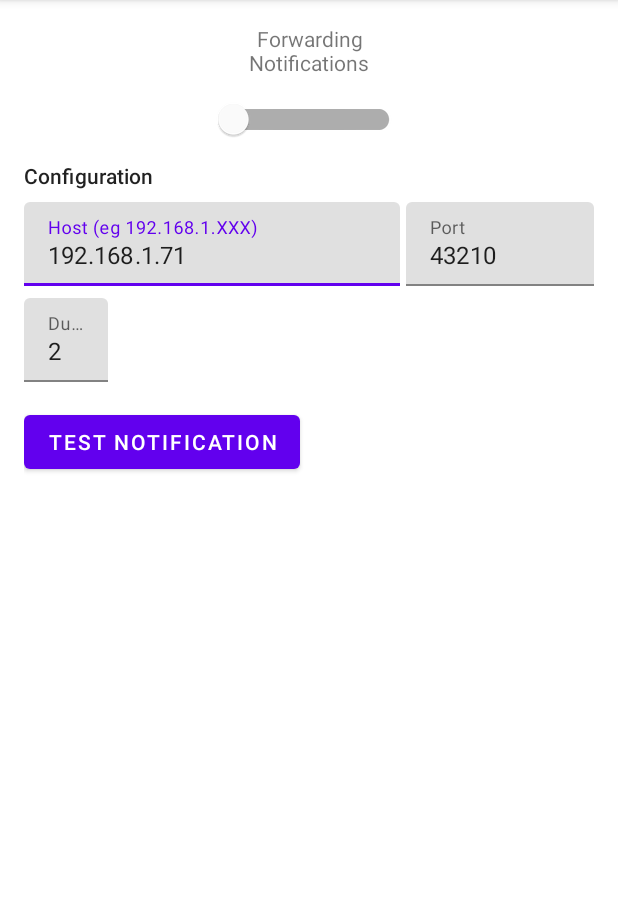
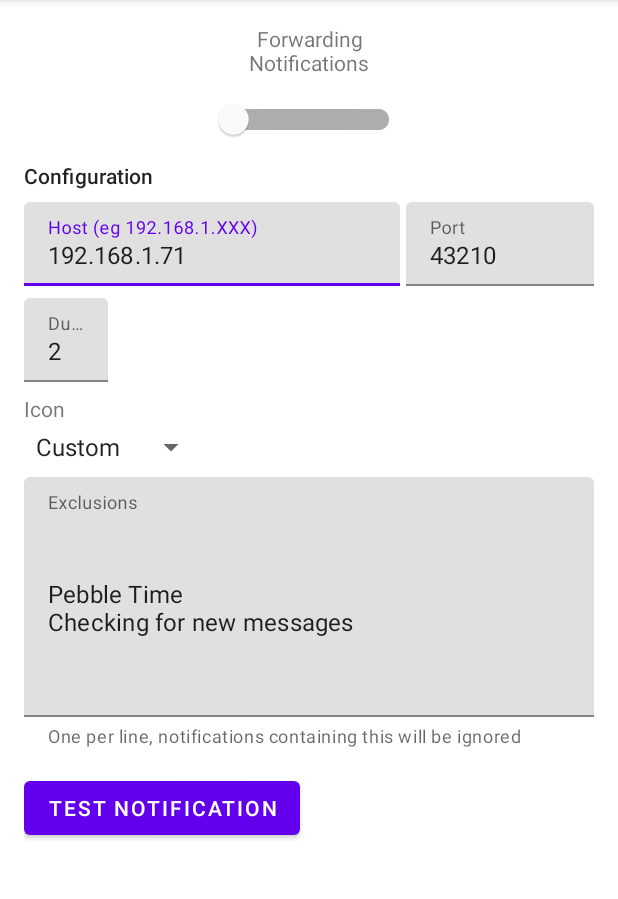
Before and after one commit to jonreeve/NotifyXso, an Android app: the screen it shows after launch (MainActivity), on a phone screen of 412 x 824 dp, the part 84-983 px from its top. Run offline under Robolectric (Android 15) with nearby library versions, the phone set to English and light mode, and no system bars; 4 statements that could not run were skipped.

Commit message:
Add preferred icon selection and exclusions to config UI

```diff
--- a/app/build.gradle
+++ b/app/build.gradle
@@ -37,6 +37,8 @@ dependencies {
     implementation project(":server-data")
 
     implementation "org.jetbrains.kotlin:kotlin-stdlib:$kotlin_version"
+    implementation "org.jetbrains.kotlin:kotlin-reflect:1.4.32"
+
     implementation 'androidx.core:core-ktx:1.3.2'
     implementation 'androidx.appcompat:appcompat:1.2.0'
     implementation 'androidx.constraintlayout:constraintlayout:2.0.4'
--- a/app/src/main/java/com/wasabicode/notificationstoxso/app/Configuration.kt
+++ b/app/src/main/java/com/wasabicode/notificationstoxso/app/Configuration.kt
@@ -1,8 +1,16 @@
 package com.wasabicode.notificationstoxso.app
+
+import com.wasabicode.notificationstoxso.server.types.MyNotification
+import kotlin.reflect.KClass
 
 class Configuration {
     var enabled: Boolean = false
     var host: String = "192.168.1.71"
     var port: Int = 43210
     var durationSecs: Float = 2.0f
+    var exclusions: List<String> = listOf(
+        "Pebble Time",
+        "Checking for new messages",
+    )
+    var preferredIcon: KClass<out MyNotification.Icon> = MyNotification.Icon.Custom::class
 }
--- a/app/src/main/java/com/wasabicode/notificationstoxso/app/MainActivity.kt
+++ b/app/src/main/java/com/wasabicode/notificationstoxso/app/MainActivity.kt
@@ -4,13 +4,17 @@ import android.app.NotificationChannel
 import android.app.NotificationManager
 import android.os.Build
 import android.os.Bundle
+import android.view.View
+import android.widget.AdapterView
 import android.widget.Button
 import android.widget.EditText
+import android.widget.Spinner
 import androidx.appcompat.app.AppCompatActivity
 import androidx.appcompat.widget.SwitchCompat
 import androidx.core.app.NotificationCompat
 import androidx.core.app.NotificationManagerCompat
 import androidx.core.widget.doAfterTextChanged
+import com.wasabicode.notificationstoxso.server.types.MyNotification
 import java.text.DecimalFormat
 
 class MainActivity : AppCompatActivity(R.layout.activity_main) {
@@ -22,6 +26,8 @@ class MainActivity : AppCompatActivity(R.layout.activity_main) {
     private lateinit var editTextHost: EditText
     private lateinit var editTextPort: EditText
     private lateinit var editTextDuration: EditText
+    private lateinit var iconSpinner: Spinner
+    private lateinit var editTextExclusions: EditText
     private lateinit var testNotificationButton: Button
 
     private val enableOnStartArg by lazy { intent.getBooleanExtra(EXTRA_ENABLE_ON_START, false) }
@@ -52,6 +58,8 @@ class MainActivity : AppCompatActivity(R.layout.activity_main) {
         editTextHost = findViewById(R.id.edit_text_host)
         editTextPort = findViewById(R.id.edit_text_port)
         editTextDuration = findViewById(R.id.edit_text_duration)
+        iconSpinner = findViewById(R.id.notification_icon_spinner)
+        editTextExclusions = findViewById(R.id.edit_text_exclusions)
         testNotificationButton = findViewById(R.id.create_notification_button)
     }
 
@@ -60,6 +68,8 @@ class MainActivity : AppCompatActivity(R.layout.activity_main) {
         editTextHost.setText(config.host)
         editTextPort.setText(config.port.toString())
         editTextDuration.setText(decimalFormat.format(config.durationSecs))
+        iconSpinner.setSelection(3)
+        editTextExclusions.setText(config.exclusions.joinToString(separator = "\n"))
     }
 
     private fun initListeners() {
@@ -75,6 +85,23 @@ class MainActivity : AppCompatActivity(R.layout.activity_main) {
             runCatching { decimalFormat.parse(it.toString()) }.getOrNull()?.toFloat()?.let {
                 config.durationSecs = it
             }
+        }
+        iconSpinner.onItemSelectedListener = object : AdapterView.OnItemSelectedListener {
+            override fun onItemSelected(parent: AdapterView<*>?, view: View?, position: Int, id: Long) {
+                config.preferredIcon = when (position) {
+                    1 -> MyNotification.Icon.Warning::class
+                    2 -> MyNotification.Icon.Error::class
+                    3 -> MyNotification.Icon.Custom::class
+                    else -> MyNotification.Icon.Default::class
+                }
+            }
+
+            override fun onNothingSelected(parent: AdapterView<*>?) {
+                config.preferredIcon = MyNotification.Icon.Default::class
+            }
+        }
+        editTextExclusions.doAfterTextChanged {
+            config.exclusions = it?.split("\n") ?: emptyList()
         }
     }
 
--- a/app/src/main/java/com/wasabicode/notificationstoxso/app/MyNotificationListenerService.kt
+++ b/app/src/main/java/com/wasabicode/notificationstoxso/app/MyNotificationListenerService.kt
@@ -48,12 +48,13 @@ class MyNotificationListenerService(dispatchers: Dispatchers = Dispatchers) : No
             Log.i(LOG_TAG, "Notification seen, blank title + content so not forwarding")
             return
         }
-        if (exclusions.any { title.contains(it) || content.contains(it) }) {
+        if (config.exclusions.any { title.contains(it) || content.contains(it) }) {
             Log.i(LOG_TAG, "Notification seen, matches exclusion list so not forwarding (title: $title content: $content)")
             return
         }
 
-        val iconBitmap: Bitmap? = statusBarNotification.notification.createIconBitmap(this)
+        val iconBitmap: Bitmap? =
+            if (config.preferredIcon == Icon.Custom::class) statusBarNotification.notification.createIconBitmap(this) else null
         Log.i(LOG_TAG, "Notification seen, title: $title, content: $content")
         val coroutineExceptionHandler = CoroutineExceptionHandler { _, throwable ->
             Log.w(LOG_TAG, "Exception!", throwable)
@@ -68,7 +69,7 @@ class MyNotificationListenerService(dispatchers: Dispatchers = Dispatchers) : No
                         titleRtf = title,
                         contentRtf = content,
                         durationSecs = config.durationSecs,
-                        icon = iconBitmap?.toCustomIcon() ?: Icon.Default
+                        icon = iconBitmap?.toCustomIcon() ?: config.preferredIcon.objectInstance ?: Icon.Default
                     )
                 ) {
                     contentType(ContentType.Application.Json)
@@ -116,7 +117,3 @@ class MyNotificationListenerService(dispatchers: Dispatchers = Dispatchers) : No
 
 private const val LOG_TAG = "NotificationListener"
 private const val MAX_ICON_SIZE = 96f
-
-private val exclusions = listOf(
-    "Pebble Time"
-)
--- a/app/src/main/res/layout/activity_main.xml
+++ b/app/src/main/res/layout/activity_main.xml
@@ -85,6 +85,41 @@
             android:inputType="numberDecimal" />
     </com.google.android.material.textfield.TextInputLayout>
 
+    <TextView
+        android:id="@+id/label_icon"
+        android:layout_width="wrap_content"
+        android:layout_height="wrap_content"
+        app:layout_constraintStart_toStartOf="parent"
+        app:layout_constraintTop_toBottomOf="@id/layout_duration"
+        android:layout_marginTop="8dp"
+        android:text="Icon" />
+
+    <Spinner
+        android:id="@+id/notification_icon_spinner"
+        android:layout_width="wrap_content"
+        android:layout_height="wrap_content"
+        app:layout_constraintTop_toBottomOf="@id/label_icon"
+        app:layout_constraintStart_toStartOf="parent"
+        android:layout_marginTop="4dp"
+        android:entries="@array/notification_icons"/>
+
+    <com.google.android.material.textfield.TextInputLayout
+        android:id="@+id/layout_exclusions"
+        android:layout_width="match_parent"
+        android:layout_height="wrap_content"
+        android:layout_marginTop="8dp"
+        app:helperText="One per line, notifications containing this will be ignored"
+        app:layout_constraintStart_toStartOf="parent"
+        app:layout_constraintTop_toBottomOf="@id/notification_icon_spinner">
+
+        <com.google.android.material.textfield.TextInputEditText
+            android:id="@+id/edit_text_exclusions"
+            android:layout_width="match_parent"
+            android:layout_height="160dp"
+            android:hint="Exclusions"/>
+
+    </com.google.android.material.textfield.TextInputLayout>
+
     <Button
         android:id="@+id/create_notification_button"
         android:layout_width="wrap_content"
@@ -92,6 +127,6 @@
         android:layout_marginTop="16dp"
         android:text="Test Notification"
         app:layout_constraintStart_toStartOf="parent"
-        app:layout_constraintTop_toBottomOf="@id/layout_duration"/>
+        app:layout_constraintTop_toBottomOf="@id/layout_exclusions"/>
 
 </androidx.constraintlayout.widget.ConstraintLayout>
--- a/app/src/main/res/values/strings.xml
+++ b/app/src/main/res/values/strings.xml
@@ -1,4 +1,11 @@
 <resources>
     <string name="app_name">NotificationsToXso</string>
     <string name="notification_listener_service_name">NotificationsToXso Service</string>
+
+    <string-array name="notification_icons">
+        <item>Default</item>
+        <item>Warning</item>
+        <item>Error</item>
+        <item>Custom</item>
+    </string-array>
 </resources>
--- a/server-data/src/main/java/com/wasabicode/notificationstoxso/server/types/MyNotification.kt
+++ b/server-data/src/main/java/com/wasabicode/notificationstoxso/server/types/MyNotification.kt
@@ -11,8 +11,11 @@ data class MyNotification(
 ) {
     @Serializable
     sealed class Icon {
+        @Serializable
         object Default: Icon()
+        @Serializable
         object Warning: Icon()
+        @Serializable
         object Error: Icon()
         @Serializable
         data class Custom(val base64Icon: String): Icon() {
```
